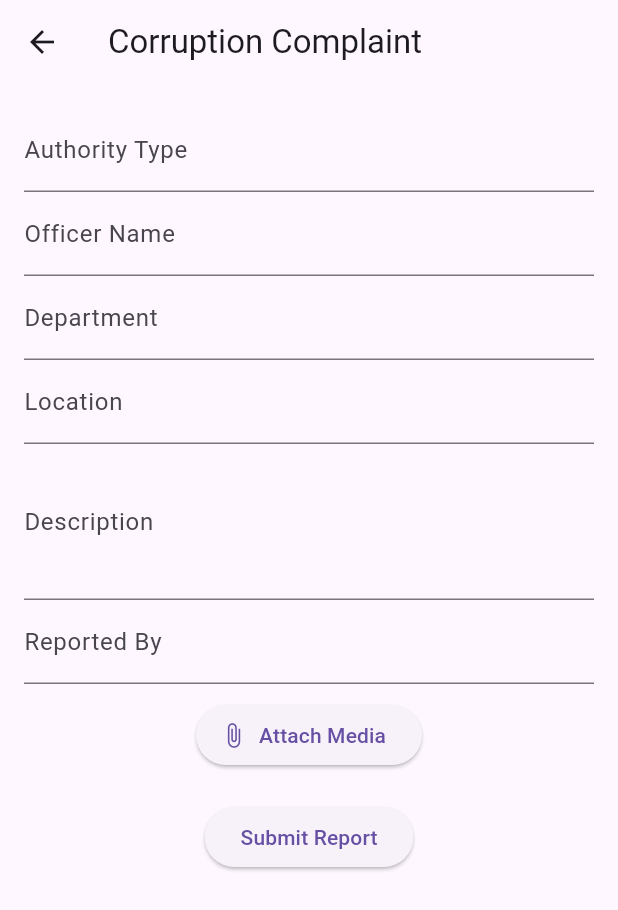
After one commit to Varun-2704/Crime_reporting_system, a Flutter app: the CivilianHome screen opened by its route, after a tap on "Corruption Complaint", on a phone screen of 412 x 824 dp. The commit adds this screen. Shown: the top 910 px of the screen. Run offline on Flutter 3.47's test engine with Material 3 defaults, Android fonts, the phone set to English and light mode, and no system bars; our stand-ins replace cloud_firestore, dropdown_search, firebase_auth, firebase_core, geocoding, geolocator and 4 more; accounts and stored records are empty; network calls fail.

```diff
--- a/Flutter file/lib/screens/civilian_home.dart
+++ b/Flutter file/lib/screens/civilian_home.dart
@@ -1,4 +1,6 @@
 import 'package:flutter/material.dart';
+import 'package:flutter_apis/screens/corruption_report.dart';
+import 'package:flutter_apis/screens/crime_list_page.dart';
 import 'package:shared_preferences/shared_preferences.dart';
 import 'package:flutter_apis/screens/role_selector.dart';
 import 'package:flutter_apis/screens/sos_screen.dart';
@@ -44,18 +46,26 @@ class CivilianHome extends StatelessWidget {
             }),
 
             _buildOption(context, "Corruption Complaint", Icons.money_off, () {
-              // TODO: Navigate to corruption complaint page
+              Navigator.push(
+                context,
+                MaterialPageRoute(builder: (_) => const CorruptionReportPage()),
+              );
             }),
-            _buildOption(context, "Crime in Local Area", Icons.location_city, () {
-              // TODO: Navigate to local crime page
+
+            _buildOption(context, "See Crime Reports in my city", Icons.location_city, () {
+              Navigator.push(
+                context,
+                MaterialPageRoute(builder: (context) => CityCrimeReportsPage()),
+              );
             }),
+
             _buildOption(context, "Send SOS Signal", Icons.warning_amber, () {
               Navigator.push(
                 context,
                 MaterialPageRoute(builder: (context) => const SOSPage()),
               );
             }),
-            _buildOption(context, "See Crime Reports", Icons.map, () {
+            _buildOption(context, "Crime in my city map", Icons.map, () {
               Navigator.push(
                 context,
                 MaterialPageRoute(builder: (context) => const CrimeReportsPage()),
--- /dev/null
+++ b/Flutter file/lib/screens/corruption_report.dart
@@ -0,0 +1,132 @@
+import 'dart:io';
+import 'package:flutter/material.dart';
+import 'package:http/http.dart' as http;
+import 'package:http_parser/http_parser.dart';
+import 'package:mime/mime.dart';
+import 'package:path/path.dart';
+import 'package:image_picker/image_picker.dart';
+
+class CorruptionReportPage extends StatefulWidget {
+  const CorruptionReportPage({super.key});
+
+  @override
+  State<CorruptionReportPage> createState() => _CorruptionReportPageState();
+}
+
+class _CorruptionReportPageState extends State<CorruptionReportPage> {
+  final _formKey = GlobalKey<FormState>();
+  String? authorityType, officerName, department, description, location, reportedBy;
+  File? mediaFile;
+
+  Future<void> _pickMedia() async {
+    final picker = ImagePicker();
+    final picked = await picker.pickImage(source: ImageSource.gallery);
+    if (picked != null) setState(() => mediaFile = File(picked.path));
+  }
+
+  Future<void> _submitForm(BuildContext context) async {
+    if (!_formKey.currentState!.validate()) {
+      ScaffoldMessenger.of(context).showSnackBar(
+        const SnackBar(content: Text("Please fill all required fields")),
+      );
+      return;
+    }
+
+    _formKey.currentState!.save();
+
+    final uri = Uri.parse("https://crimereportingsystem-production.up.railway.app/api/corruption/report");
+    final request = http.MultipartRequest('POST', uri);
+
+    request.fields['authorityType'] = authorityType!;
+    request.fields['officerName'] = officerName!;
+    request.fields['department'] = department!;
+    request.fields['description'] = description!;
+    request.fields['location'] = location!;
+    request.fields['reportedBy'] = reportedBy!;
+
+    if (mediaFile != null) {
+      final mimeTypeData = lookupMimeType(mediaFile!.path)!.split('/');
+      request.files.add(
+        await http.MultipartFile.fromPath(
+          'media',
+          mediaFile!.path,
+          contentType: MediaType(mimeTypeData[0], mimeTypeData[1]),
+          filename: basename(mediaFile!.path),
+        ),
+      );
+    }
+
+    final response = await request.send();
+    if (response.statusCode == 201) {
+      ScaffoldMessenger.of(context).showSnackBar(
+        const SnackBar(content: Text("Corruption report submitted ✅")),
+      );
+      _formKey.currentState!.reset();
+      setState(() => mediaFile = null);
+    } else {
+      ScaffoldMessenger.of(context).showSnackBar(
+        const SnackBar(content: Text("Failed to submit ❌")),
+      );
+    }
+  }
+
+  @override
+  Widget build(BuildContext context) {
+    return Scaffold(
+      appBar: AppBar(title: const Text("Corruption Complaint")),
+      body: SingleChildScrollView(
+        padding: const EdgeInsets.all(16),
+        child: Form(
+          key: _formKey,
+          child: Column(
+            children: [
+              TextFormField(
+                decoration: const InputDecoration(labelText: "Authority Type"),
+                onSaved: (value) => authorityType = value,
+                validator: (value) => value!.isEmpty ? "Required" : null,
+              ),
+              TextFormField(
+                decoration: const InputDecoration(labelText: "Officer Name"),
+                onSaved: (value) => officerName = value,
+                validator: (value) => value!.isEmpty ? "Required" : null,
+              ),
+              TextFormField(
+                decoration: const InputDecoration(labelText: "Department"),
+                onSaved: (value) => department = value,
+                validator: (value) => value!.isEmpty ? "Required" : null,
+              ),
+              TextFormField(
+                decoration: const InputDecoration(labelText: "Location"),
+                onSaved: (value) => location = value,
+                validator: (value) => value!.isEmpty ? "Required" : null,
+              ),
+              TextFormField(
+                decoration: const InputDecoration(labelText: "Description"),
+                onSaved: (value) => description = value,
+                validator: (value) => value!.isEmpty ? "Required" : null,
+                maxLines: 3,
+              ),
+              TextFormField(
+                decoration: const InputDecoration(labelText: "Reported By"),
+                onSaved: (value) => reportedBy = value,
+                validator: (value) => value!.isEmpty ? "Required" : null,
+              ),
+              const SizedBox(height: 10),
+              ElevatedButton.icon(
+                onPressed: _pickMedia,
+                icon: const Icon(Icons.attach_file),
+                label: const Text("Attach Media"),
+              ),
+              if (mediaFile != null) Text("Selected: ${basename(mediaFile!.path)}"),
+              const SizedBox(height: 20),
+              ElevatedButton(
+                onPressed: () => _submitForm(context),
+                child: const Text("Submit Report"),
+              )
+            ],
+          ),
+        ),
+      ),
+    );
+  }
+}
--- a/Flutter file/lib/screens/sos_screen.dart
+++ b/Flutter file/lib/screens/sos_screen.dart
@@ -1,20 +1,25 @@
 import 'package:flutter/material.dart';
+import 'package:url_launcher/url_launcher.dart';
 
 class SOSPage extends StatelessWidget {
   const SOSPage({super.key});
 
   final List<Map<String, dynamic>> departments = const [
-    {'name': 'Ambulance', 'icon': Icons.local_hospital},
-    {'name': 'Police', 'icon': Icons.local_police},
-    {'name': 'Highway Police', 'icon': Icons.directions_car},
-    {'name': 'Fire Brigade', 'icon': Icons.local_fire_department},
-    {'name': 'Disaster Management', 'icon': Icons.warning},
-    {'name': 'Women Helpline', 'icon': Icons.support_agent},
+    {'name': 'Ambulance', 'icon': Icons.local_hospital, 'number': '102'},
+    {'name': 'Police', 'icon': Icons.local_police, 'number': '100'},
+    {'name': 'Highway Police', 'icon': Icons.directions_car, 'number': '103'},
+    {'name': 'Fire Brigade', 'icon': Icons.local_fire_department, 'number': '101'},
+    {'name': 'Disaster Management', 'icon': Icons.warning, 'number': '108'},
+    {'name': 'Women Helpline', 'icon': Icons.support_agent, 'number': '1091'},
   ];
 
-  void sendSOS(String departmentName) {
-    // TODO: Connect this to your backend to send SOS
-    print("SOS sent to $departmentName");
+  Future<void> sendSOS(String departmentName, String number) async {
+    final Uri callUri = Uri(scheme: 'tel', path: number);
+    if (await canLaunchUrl(callUri)) {
+      await launchUrl(callUri);
+    } else {
+      print("Could not launch dialer for $departmentName");
+    }
   }
 
   @override
@@ -32,7 +37,7 @@ class SOSPage extends StatelessWidget {
               leading: Icon(dept['icon'], color: Colors.redAccent),
               title: Text(dept['name']),
               trailing: ElevatedButton(
-                onPressed: () => sendSOS(dept['name']),
+                onPressed: () => sendSOS(dept['name'], dept['number']),
                 child: const Text('Send SOS'),
               ),
             ),
--- a/Flutter file/pubspec.yaml
+++ b/Flutter file/pubspec.yaml
@@ -9,6 +9,7 @@ environment:
 
 dependencies:
   permission_handler: ^11.0.1
+  geocoding: ^2.1.0
   location: ^5.0.3
   dropdown_search: ^5.0.6
   http: ^0.13.6
@@ -21,7 +22,7 @@ dependencies:
 
   flutter:
     sdk: flutter
-
+  url_launcher: ^6.1.7
   cupertino_icons: ^1.0.8
   firebase_core: ^3.12.1
   firebase_auth:
```
Also changed, not shown: Flutter file/lib/screens/crime_list_page.dart (added, +107 -0 lines), Flutter file/lib/screens/police_login.dart (added, +99 -0 lines), Flutter file/lib/screens/register_complaint.dart (+31 -23 lines), Flutter file/lib/screens/role_selector.dart (+7 -1 lines), Flutter file/lib/screens/tempCodeRunnerFile.dart (added), Flutter file/pubspec.lock, 5 other files.
